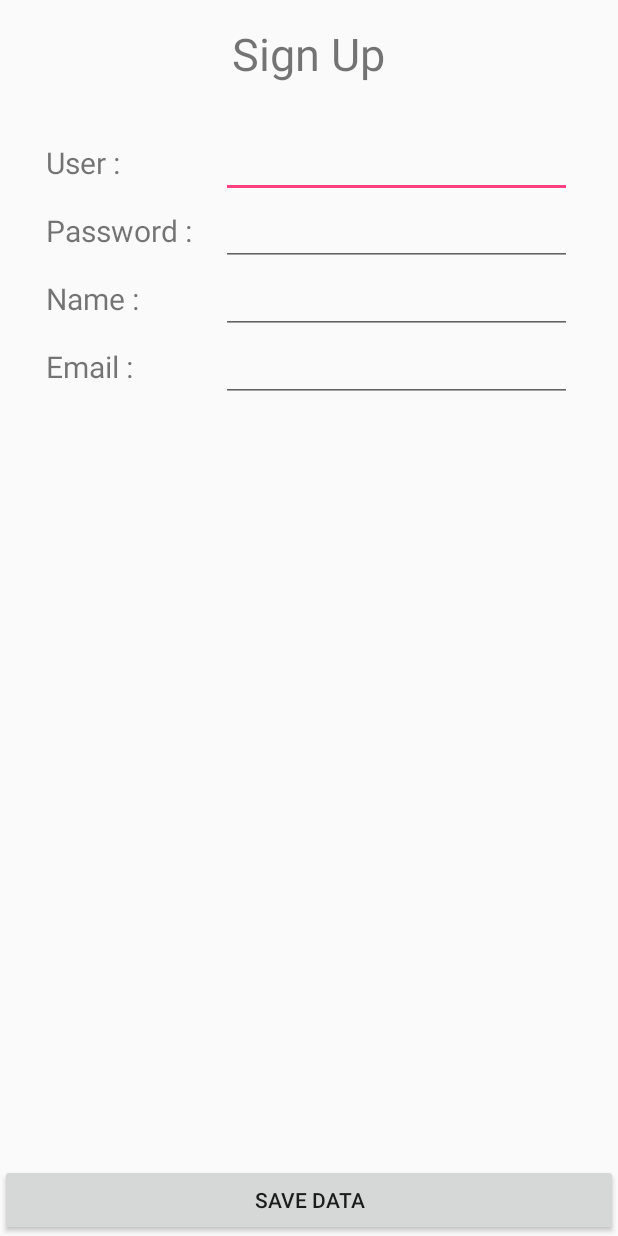
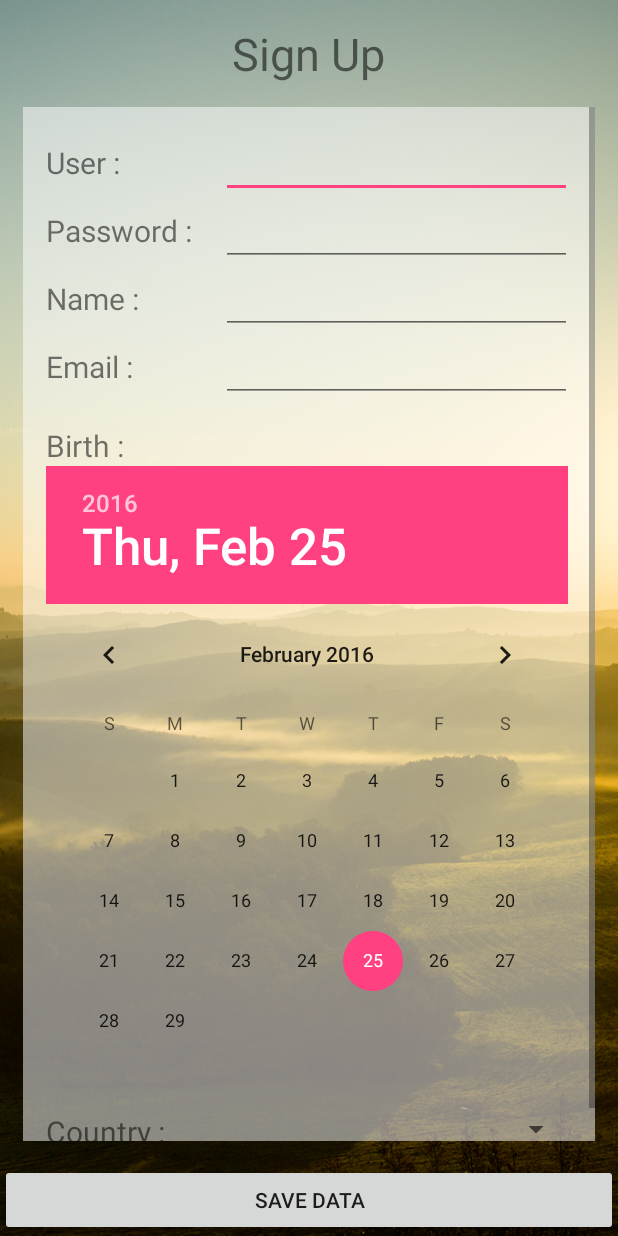
Before and after one commit to masterUNG/DreamGUN, an Android app: the SignUpActivity screen opened directly, with no data from a screen before it, on a phone screen of 412 x 824 dp. Run offline under Robolectric (Android 15) with nearby library versions, the phone set to English and light mode, and no system bars.

Commit message:
Design UI SignUp finish

```diff
--- a/app/src/main/java/appewtc/masterung/dreamgun/MainActivity.java
+++ b/app/src/main/java/appewtc/masterung/dreamgun/MainActivity.java
@@ -1,7 +1,9 @@
 package appewtc.masterung.dreamgun;
 
+import android.content.Intent;
 import android.support.v7.app.AppCompatActivity;
 import android.os.Bundle;
+import android.view.View;
 
 public class MainActivity extends AppCompatActivity {
 
@@ -18,4 +20,8 @@ public class MainActivity extends AppCompatActivity {
 
     }   // Main Method
 
+    public void clickSignUp(View view) {
+        startActivity(new Intent(MainActivity.this, SignUpActivity.class));
+    }
+
 }   // Main Class
--- a/app/src/main/res/layout/activity_main.xml
+++ b/app/src/main/res/layout/activity_main.xml
@@ -48,7 +48,8 @@
             android:layout_height="wrap_content"
             android:text="@string/signup"
             android:id="@+id/button"
-            android:layout_weight="1" />
+            android:layout_weight="1"
+            android:onClick="clickSignUp" />
 
         <Button
             android:layout_width="wrap_content"
--- a/app/src/main/res/layout/activity_sign_up.xml
+++ b/app/src/main/res/layout/activity_sign_up.xml
@@ -3,7 +3,8 @@
     xmlns:tools="http://schemas.android.com/tools"
     android:layout_width="match_parent"
     android:layout_height="match_parent"
-    tools:context="appewtc.masterung.dreamgun.SignUpActivity">
+    tools:context="appewtc.masterung.dreamgun.SignUpActivity"
+    android:background="@drawable/bg700">
 
     <TextView
         android:layout_width="wrap_content"
@@ -27,7 +28,8 @@
         android:id="@+id/scrollView"
         android:layout_below="@+id/textView"
         android:layout_above="@+id/button3"
-        android:layout_margin="@dimen/margin" >
+        android:layout_margin="@dimen/margin"
+        android:background="#82ffffff">
 
         <LinearLayout
             android:orientation="vertical"
@@ -114,6 +116,40 @@
                     android:id="@+id/editText6"
                     android:layout_weight="2" />
             </LinearLayout>
+
+            <TextView
+                android:layout_width="wrap_content"
+                android:layout_height="wrap_content"
+                android:text="@string/birth"
+                android:id="@+id/textView6"
+                android:textSize="@dimen/h2"
+                android:layout_marginTop="@dimen/margin" />
+
+            <DatePicker
+                android:layout_width="wrap_content"
+                android:layout_height="wrap_content"
+                android:id="@+id/datePicker" />
+
+            <LinearLayout
+                android:orientation="horizontal"
+                android:layout_width="match_parent"
+                android:layout_height="wrap_content" >
+
+                <TextView
+                    android:layout_width="0dp"
+                    android:layout_height="wrap_content"
+                    android:text="@string/country"
+                    android:id="@+id/textView7"
+                    android:layout_weight="1"
+                    android:textSize="@dimen/h2" />
+
+                <Spinner
+                    android:layout_width="0dp"
+                    android:layout_height="wrap_content"
+                    android:id="@+id/spinner"
+                    android:layout_weight="2" />
+
+            </LinearLayout>
         </LinearLayout>
     </ScrollView>
 </RelativeLayout>
```
